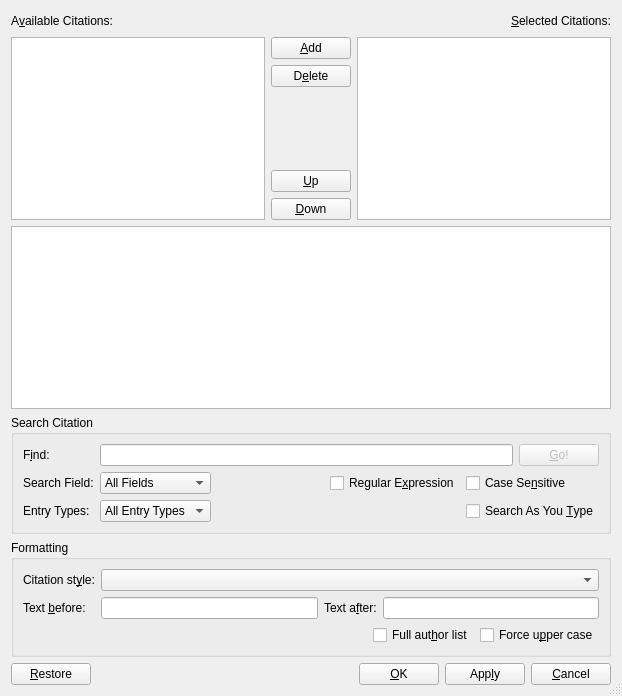
Qt form src/frontends/qt4/ui/CitationUi.ui (cburschka/lyx) before a commit.
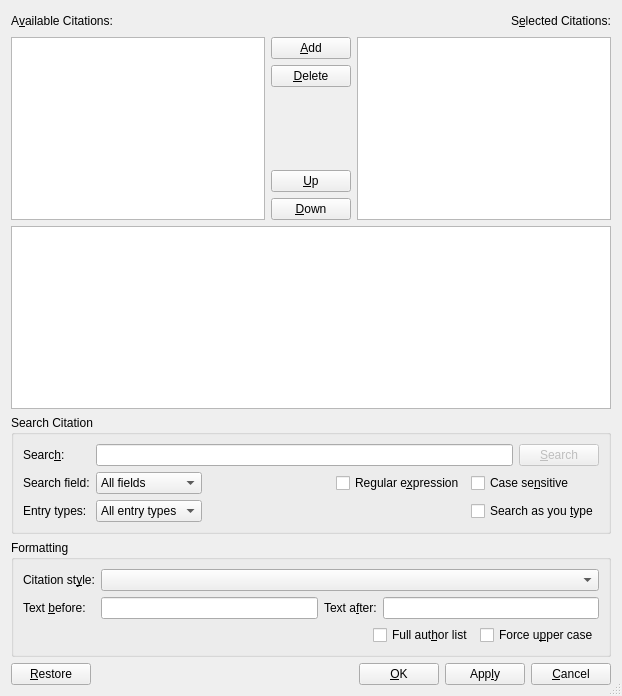
The same form after that commit. Icons and pictures are not drawn.

Commit message:
GuiCitation.cpp: CitationUi.ui:    - fix the casing    - replace some informal expressions by some proper sentences (I don't like things like "Delete key works, too"
BiblioUi.ui:
   - "man bibtex" has no value in the non-linux world
   - stick to the BibTeX convention compared to bibtex

FindAndReplaceUi.ui:
   - fix the casing
   - remove the "current file" annotations
   - some other fixes

```diff
--- a/src/frontends/qt4/ui/CitationUi.ui
+++ b/src/frontends/qt4/ui/CitationUi.ui
@@ -50,7 +50,7 @@
      <item>
       <widget class="QLabel" name="selectedKeysLA">
        <property name="text">
-        <string>&amp;Selected Citations:</string>
+        <string>S&amp;elected Citations:</string>
        </property>
        <property name="buddy">
         <cstring>selectedLV</cstring>
@@ -92,7 +92,7 @@
       <string>The delete key works, too</string>
      </property>
      <property name="text">
-      <string>D&amp;elete</string>
+      <string>&amp;Delete</string>
      </property>
      <property name="autoDefault">
       <bool>false</bool>
@@ -188,7 +188,7 @@
       <item row="0" column="0">
        <widget class="QLabel" name="findKeysLA">
         <property name="text">
-         <string>F&amp;ind:</string>
+         <string>Searc&amp;h:</string>
         </property>
         <property name="alignment">
          <set>Qt::AlignLeading|Qt::AlignLeft|Qt::AlignVCenter</set>
@@ -217,7 +217,7 @@
          <string>You can also hit Enter in the search box</string>
         </property>
         <property name="text">
-         <string>&amp;Go!</string>
+         <string>&amp;Search</string>
         </property>
         <property name="autoDefault">
          <bool>false</bool>
@@ -227,7 +227,7 @@
       <item row="1" column="0">
        <widget class="QLabel" name="fieldsLA">
         <property name="text">
-         <string>Search Field:</string>
+         <string>Search field:</string>
         </property>
         <property name="buddy">
          <cstring>fieldsCO</cstring>
@@ -247,7 +247,7 @@
         </property>
         <item>
          <property name="text">
-          <string>All Fields</string>
+          <string>All fields</string>
          </property>
         </item>
        </widget>
@@ -268,21 +268,21 @@
       <item row="1" column="3" colspan="2">
        <widget class="QCheckBox" name="regexCB">
         <property name="text">
-         <string>Regular E&amp;xpression</string>
+         <string>Regular e&amp;xpression</string>
         </property>
        </widget>
       </item>
       <item row="1" column="5" colspan="2">
        <widget class="QCheckBox" name="caseCB">
         <property name="text">
-         <string>Case Se&amp;nsitive</string>
+         <string>Case se&amp;nsitive</string>
         </property>
        </widget>
       </item>
       <item row="2" column="0">
        <widget class="QLabel" name="entriesLA">
         <property name="text">
-         <string>Entry Types:</string>
+         <string>Entry types:</string>
         </property>
         <property name="buddy">
          <cstring>entriesCO</cstring>
@@ -299,7 +299,7 @@
         </property>
         <item>
          <property name="text">
-          <string>All Entry Types</string>
+          <string>All entry types</string>
          </property>
         </item>
        </widget>
@@ -320,7 +320,7 @@
       <item row="2" column="5" colspan="2">
        <widget class="QCheckBox" name="asTypeCB">
         <property name="text">
-         <string>Search As You &amp;Type</string>
+         <string>Search as you &amp;type</string>
         </property>
        </widget>
       </item>
```
Left out of the diff: 12 changed lines with no effect on the pictures. The commit also changes 3 other files.
